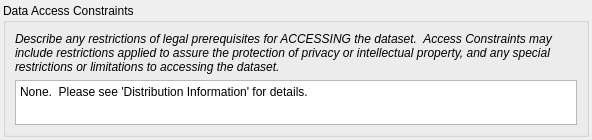
Qt form pymdwizard/gui/ui_files/accconst.ui (DOI-USGS/fort-pymdwizard) before a commit.
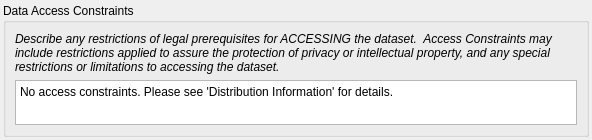
The same form after that commit. Custom widgets are drawn as their Qt base class.

Commit message: edited access constraints statement and use constraints statement

```diff
--- a/pymdwizard/gui/ui_files/accconst.ui
+++ b/pymdwizard/gui/ui_files/accconst.ui
@@ -95,7 +95,7 @@
          </sizepolicy>
         </property>
         <property name="plainText">
-         <string>None.  Please see 'Distribution Information' for details.</string>
+         <string>No access constraints. Please see 'Distribution Information' for details.</string>
         </property>
        </widget>
       </item>
```
The commit also changes 5 other files.
